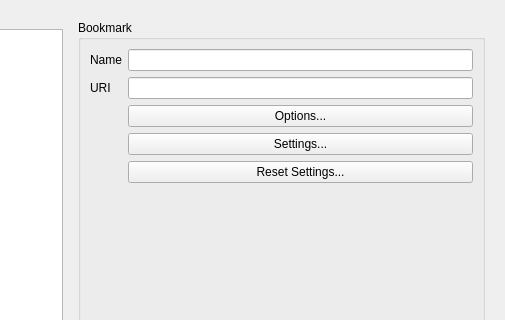
First picture: the form in src/UI/QT/Form_ManBookmark.ui, repository TheBeef/WhippyTerm, before the edit; both pictures show x 355 to 860 and y 0 to 320 of the 860 by 509 pixel window.
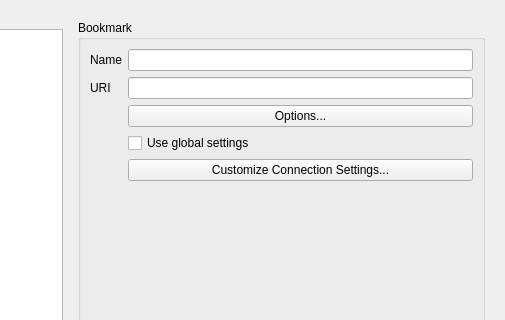
Second picture: the form after the edit. Custom widgets are drawn as their Qt base class.

Commit message: Reworked manage bookmarks dialog to use a 'use global settings' instead of old push buttons

```diff
--- a/src/UI/QT/Form_ManBookmark.ui
+++ b/src/UI/QT/Form_ManBookmark.ui
@@ -122,9 +122,19 @@
              </widget>
             </item>
             <item row="3" column="1">
+             <widget class="QCheckBox" name="GlobalSettings_checkBox">
+              <property name="toolTip">
+               <string>&lt;html&gt;&lt;head/&gt;&lt;body&gt;&lt;p&gt;Use the global settings (checked) or use custom settings just for this connection (unchecked)&lt;/p&gt;&lt;/body&gt;&lt;/html&gt;</string>
+              </property>
+              <property name="text">
+               <string>Use global settings</string>
+              </property>
+             </widget>
+            </item>
+            <item row="4" column="1">
              <widget class="QPushButton" name="Settings_pushButton">
               <property name="text">
-               <string>Settings...</string>
+               <string>Customize Connection Settings...</string>
               </property>
              </widget>
             </item>
@@ -141,13 +151,6 @@
               </property>
              </spacer>
             </item>
-            <item row="4" column="1">
-             <widget class="QPushButton" name="ResetSettings_pushButton">
-              <property name="text">
-               <string>Reset Settings...</string>
-              </property>
-             </widget>
-            </item>
            </layout>
           </widget>
          </item>
```
The commit also changes 7 other files.
